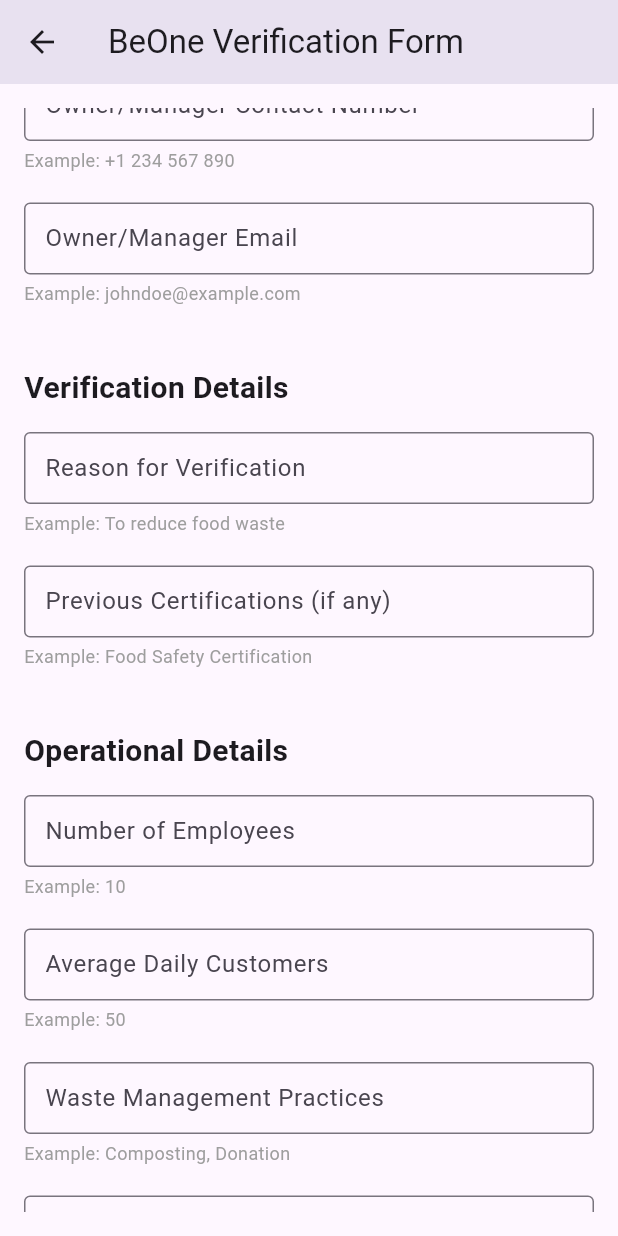
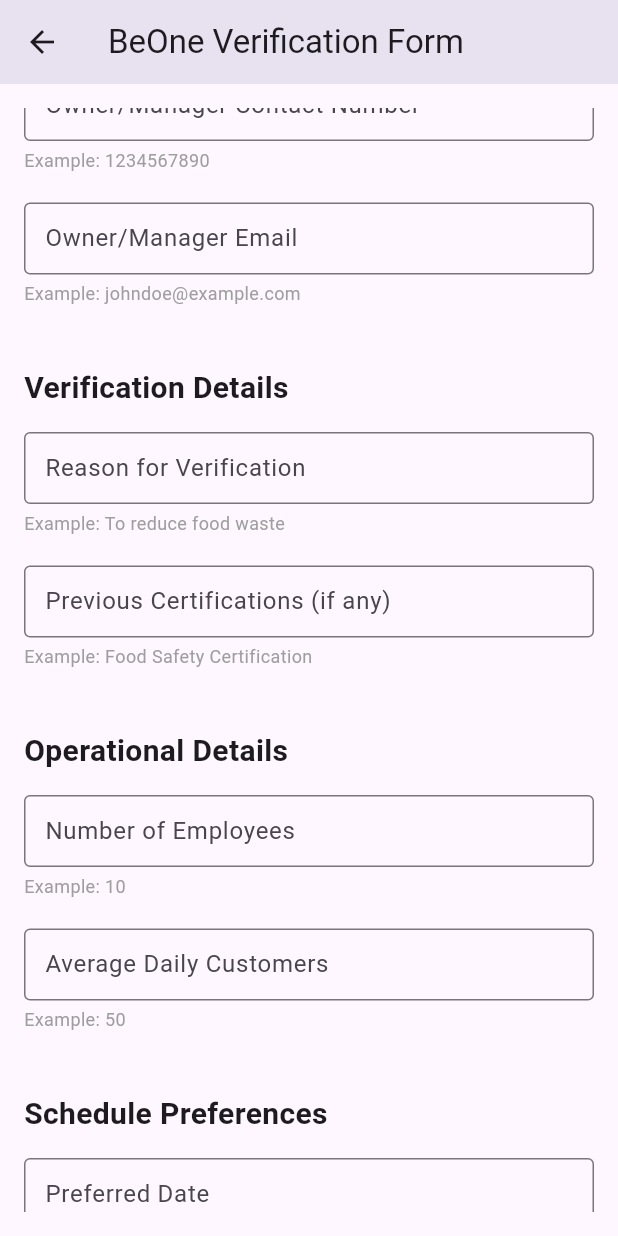
Before and after one commit to SohamNDalvi/tyfinalproject, a Flutter app: the BeOneVerificationForm screen opened directly, scrolled down 576 dp, on a phone screen of 412 x 824 dp. Run offline on Flutter 3.47's test engine with Material 3 defaults, Android fonts, the phone set to English and light mode, and no system bars; our stand-ins replace appwrite, carousel_slider, cloud_firestore, dots_indicator, file_picker, firebase_auth and 13 more; accounts and stored records are empty.

Commit message:
final_beone_verification

```diff
--- a/lib/BeOne_Verification_Page.dart
+++ b/lib/BeOne_Verification_Page.dart
@@ -2,6 +2,7 @@
 import 'package:shared_preferences/shared_preferences.dart';
 import 'package:cloud_firestore/cloud_firestore.dart';
 import 'package:intl/intl.dart';
+import 'home_screen.dart';
 
 class BeOneVerificationForm extends StatefulWidget {
   @override
@@ -12,7 +13,6 @@
   final GlobalKey<FormState> _formKey = GlobalKey<FormState>();
 
   final TextEditingController _businessNameController = TextEditingController();
-  final TextEditingController _businessTypeController = TextEditingController();
   final TextEditingController _businessAddressController = TextEditingController();
   final TextEditingController _contactNumberController = TextEditingController();
   final TextEditingController _ownerNameController = TextEditingController();
@@ -22,8 +22,6 @@
   final TextEditingController _previousCertificationsController = TextEditingController();
   final TextEditingController _numberOfEmployeesController = TextEditingController();
   final TextEditingController _averageDailyCustomersController = TextEditingController();
-  final TextEditingController _wasteManagementPracticesController = TextEditingController();
-  final TextEditingController _cleaningPracticesController = TextEditingController();
   final TextEditingController _preferredDateController = TextEditingController();
   final TextEditingController _preferredTimeController = TextEditingController();
   final TextEditingController _commentsController = TextEditingController();
@@ -63,7 +61,15 @@
       return;
     }
 
-    // Reference to user's document in the Donations collection
+    // Check if all required fields are filled
+    if (!_areRequiredFieldsFilled()) {
+      ScaffoldMessenger.of(context).showSnackBar(SnackBar(
+        content: Text('Please fill in all required fields.'),
+      ));
+      return;
+    }
+
+    // Reference to user's document in the B1Verifications collection
     DocumentReference userDoc = FirebaseFirestore.instance.collection('B1Verifications').doc(userId);
 
     // Fetch all verification documents for the user from the subcollection
@@ -124,8 +130,6 @@
       'previousCertifications': _previousCertificationsController.text,
       'numberOfEmployees': int.tryParse(_numberOfEmployeesController.text) ?? 0,
       'averageDailyCustomers': int.tryParse(_averageDailyCustomersController.text) ?? 0,
-      'wasteManagementPractices': _wasteManagementPracticesController.text,
-      'cleaningPractices': _cleaningPracticesController.text,
       'preferredDate': _preferredDateController.text,
       'preferredTime': _preferredTimeController.text,
       'comments': _commentsController.text,
@@ -146,13 +150,36 @@
       ScaffoldMessenger.of(context).showSnackBar(SnackBar(
         content: Text('Verification request submitted successfully!'),
       ));
+
       // Clear form fields
       _clearFormFields();
+
+      // Navigate to HomeScreen
+      Navigator.pushReplacement(
+        context,
+        MaterialPageRoute(builder: (context) => HomeScreen()), // Replace with your HomeScreen widget
+      );
     } catch (error) {
       ScaffoldMessenger.of(context).showSnackBar(SnackBar(
         content: Text('Failed to submit verification request. Please try again.'),
       ));
     }
+  }
+
+  bool _areRequiredFieldsFilled() {
+    // Check if all required fields are filled
+    return _businessNameController.text.isNotEmpty &&
+        _selectedBusinessType != 'Select' &&
+        _businessAddressController.text.isNotEmpty &&
+        _contactNumberController.text.isNotEmpty &&
+        _ownerNameController.text.isNotEmpty &&
+        _ownerContactNumberController.text.isNotEmpty &&
+        _ownerEmailController.text.isNotEmpty &&
+        _reasonController.text.isNotEmpty &&
+        _numberOfEmployeesController.text.isNotEmpty &&
+        _averageDailyCustomersController.text.isNotEmpty &&
+        _preferredDateController.text.isNotEmpty &&
+        _preferredTimeController.text.isNotEmpty;
   }
 
   void _clearFormFields() {
@@ -166,8 +193,6 @@
     _previousCertificationsController.clear();
     _numberOfEmployeesController.clear();
     _averageDailyCustomersController.clear();
-    _wasteManagementPracticesController.clear();
-    _cleaningPracticesController.clear();
     _preferredDateController.clear();
     _preferredTimeController.clear();
     _commentsController.clear();
@@ -214,6 +239,36 @@
         SizedBox(height: 20.0),
       ],
     );
+  }
+
+  String? _validateEmail(String? value) {
+    // Regular expression for validating email
+    String pattern = r'^[a-zA-Z0-9._%+-]+@[a-zA-Z0-9.-]+\.[a-zA-Z]{2,}$';
+    RegExp regex = RegExp(pattern);
+    if (value == null || value.isEmpty) {
+      return "Email is required.";
+    } else if (!regex.hasMatch(value)) {
+      return "Enter a valid email address.";
+    }
+    return null;
+  }
+
+  String? _validateContactNumber(String? value) {
+    if (value == null || value.isEmpty) {
+      return "Contact number is required.";
+    } else if (value.length != 10 || !RegExp(r'^[0-9]+$').hasMatch(value)) {
+      return "Contact number must be 10 digits.";
+    }
+    return null;
+  }
+
+  String? _validateNumeric(String? value) {
+    if (value == null || value.isEmpty) {
+      return "This field is required.";
+    } else if (!RegExp(r'^[0-9]+$').hasMatch(value)) {
+      return "Please enter a valid number.";
+    }
+    return null;
   }
 
   @override
@@ -268,7 +323,7 @@
                 if (_selectedBusinessType == 'Other') // Show text field for other business type
                   buildFieldWithExample(
                     label: "Please specify",
-                    controller: _businessTypeController,
+                    controller: _businessAddressController,
                     example: "Example: Food Truck",
                     validator: (value) => value!.isEmpty ? "Please specify the business type." : null,
                   ),
@@ -282,8 +337,8 @@
                 buildFieldWithExample(
                   label: "Contact Number",
                   controller: _contactNumberController,
-                  example: "Example: +1 234 567 890",
-                  validator: (value) => value!.isEmpty ? "Contact number is required." : null,
+                  example: "Example: 1234567890",
+                  validator: _validateContactNumber,
                 ),
                 SizedBox(height: 20.0),
                 // Owner/Manager Information
@@ -298,14 +353,14 @@
                 buildFieldWithExample(
                   label: "Owner/Manager Contact Number",
                   controller: _ownerContactNumberController,
-                  example: "Example: +1 234 567 890",
-                  validator: (value) => value!.isEmpty ? "Owner/Manager contact number is required." : null,
+                  example: "Example: 1234567890",
+                  validator: _validateContactNumber,
                 ),
                 buildFieldWithExample(
                   label: "Owner/Manager Email",
                   controller: _ownerEmailController,
                   example: "Example: johndoe@example.com",
-                  validator: (value) => value!.isEmpty ? "Owner/Manager email is required." : null,
+                  validator: _validateEmail,
                 ),
                 SizedBox(height: 20.0),
                 // Verification Details
@@ -330,23 +385,13 @@
                   label: "Number of Employees",
                   controller: _numberOfEmployeesController,
                   example: "Example: 10",
-                  validator: (value) => value!.isEmpty ? "Number of employees is required." : null,
+                  validator: _validateNumeric,
                 ),
                 buildFieldWithExample(
                   label: "Average Daily Customers",
                   controller: _averageDailyCustomersController,
                   example: "Example: 50",
-                  validator: (value) => value!.isEmpty ? "Average daily customers is required." : null,
-                ),
-                buildFieldWithExample(
-                  label: "Waste Management Practices",
-                  controller: _wasteManagementPracticesController,
-                  example: "Example: Composting, Donation",
-                ),
-                buildFieldWithExample(
-                  label: "Cleaning Practices",
-                  controller: _cleaningPracticesController,
-                  example: "Example: Daily cleaning, Sanitization",
+                  validator: _validateNumeric,
                 ),
                 SizedBox(height: 20.0),
                 // Schedule Preferences
@@ -380,10 +425,9 @@
                     }
                   },
                 ),
-
                 SizedBox(height: 20.0),
                 // Additional Information
-                Text("Additional Information", style: TextStyle(fontSize: 20, fontWeight: FontWeight.bold)),
+                Text("Additional Information (Optional)", style: TextStyle(fontSize: 20, fontWeight: FontWeight.bold)),
                 SizedBox(height: 15.0),
                 buildFieldWithExample(
                   label: "Comments or Questions",
```
Lines whose indentation alone changed are shown as unchanged.
